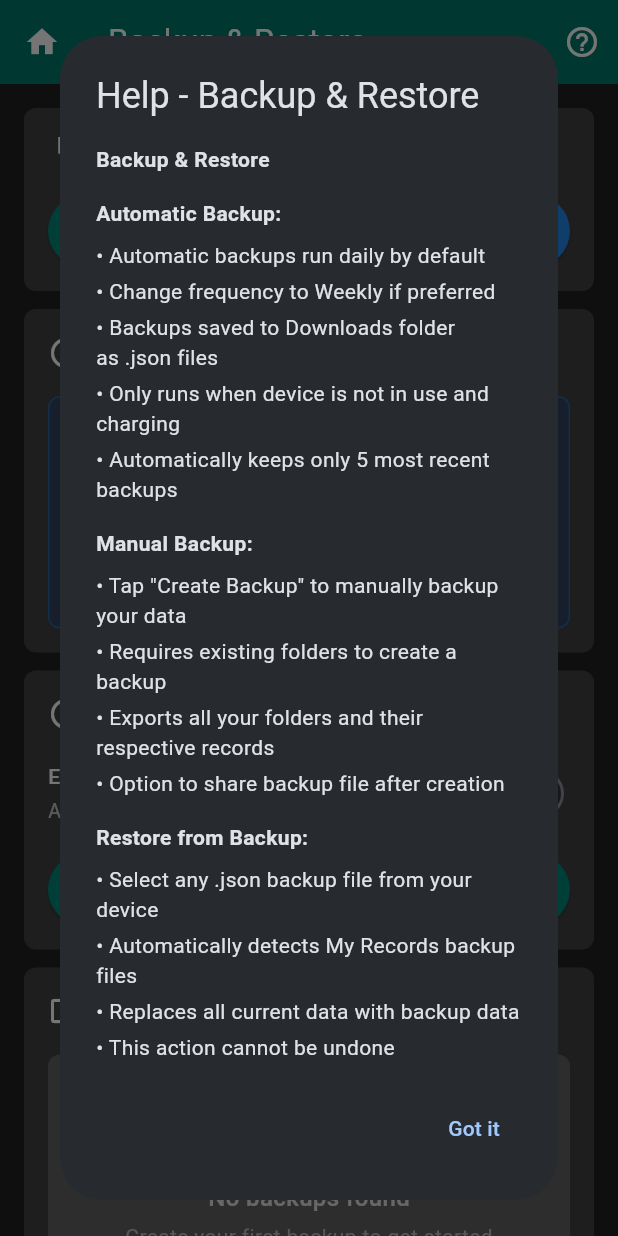
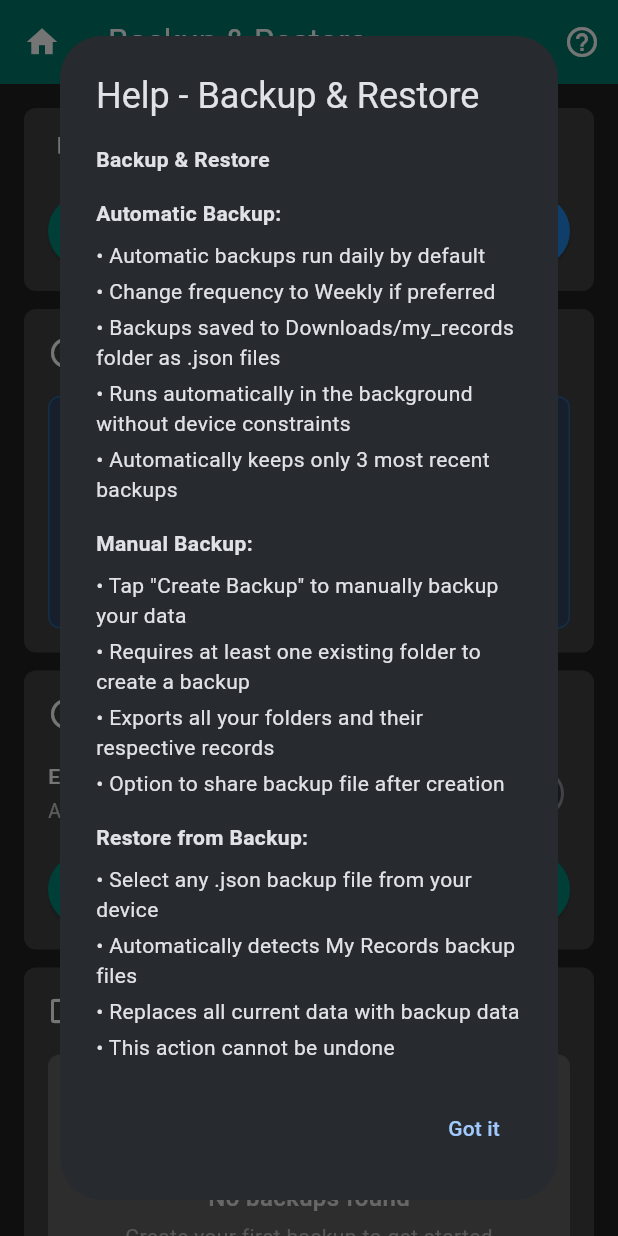
Before and after one commit to ananyaakamat/my-records-flutter-app, a Flutter app: the BackupRestoreScreen screen opened directly, after a tap on the "help outline" icon, on a phone screen of 412 x 824 dp. Run offline on Flutter 3.47's test engine with Material 3 defaults, Android fonts, the phone set to English and light mode, and no system bars; our stand-ins replace flutter_riverpod, local_auth, share_plus, shared_preferences, sqflite; missing offline and left inert: workmanager; accounts and stored records are empty.

Commit message:
fix: Correct backup help screen information
- Fixed backup path: Downloads/my_records folder (not just Downloads)
- Corrected device requirements: No charging/idle constraints (runs freely in background)
- Fixed backup retention: 3 backups (not 5) as per _maxBackupFiles constant
- Updated manual backup requirement: At least one folder needed (verified in code)
- Applied corrections to both help screen and README.md for consistency
- Verified against actual BackupService implementation

```diff
--- a/lib/features/home/presentation/backup_restore_screen.dart
+++ b/lib/features/home/presentation/backup_restore_screen.dart
@@ -1015,11 +1015,13 @@ class _BackupRestoreScreenState extends ConsumerState<BackupRestoreScreen> {
               SizedBox(height: 4),
               Text('• Change frequency to Weekly if preferred'),
               SizedBox(height: 4),
-              Text('• Backups saved to Downloads folder as .json files'),
+              Text(
+                  '• Backups saved to Downloads/my_records folder as .json files'),
               SizedBox(height: 4),
-              Text('• Only runs when device is not in use and charging'),
+              Text(
+                  '• Runs automatically in the background without device constraints'),
               SizedBox(height: 4),
-              Text('• Automatically keeps only 5 most recent backups'),
+              Text('• Automatically keeps only 3 most recent backups'),
               SizedBox(height: 16),
               Text(
                 'Manual Backup:',
@@ -1028,7 +1030,8 @@ class _BackupRestoreScreenState extends ConsumerState<BackupRestoreScreen> {
               SizedBox(height: 8),
               Text('• Tap "Create Backup" to manually backup your data'),
               SizedBox(height: 4),
-              Text('• Requires existing folders to create a backup'),
+              Text(
+                  '• Requires at least one existing folder to create a backup'),
               SizedBox(height: 4),
               Text('• Exports all your folders and their respective records'),
               SizedBox(height: 4),
```
Also changed, not shown: 1 other file.
